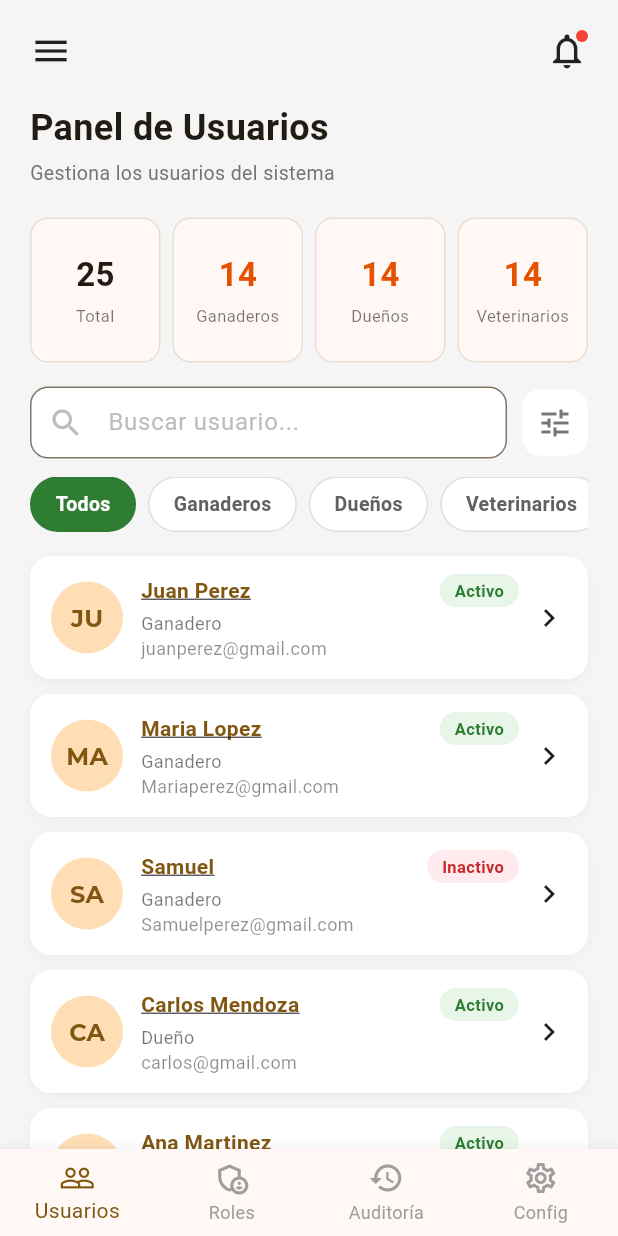
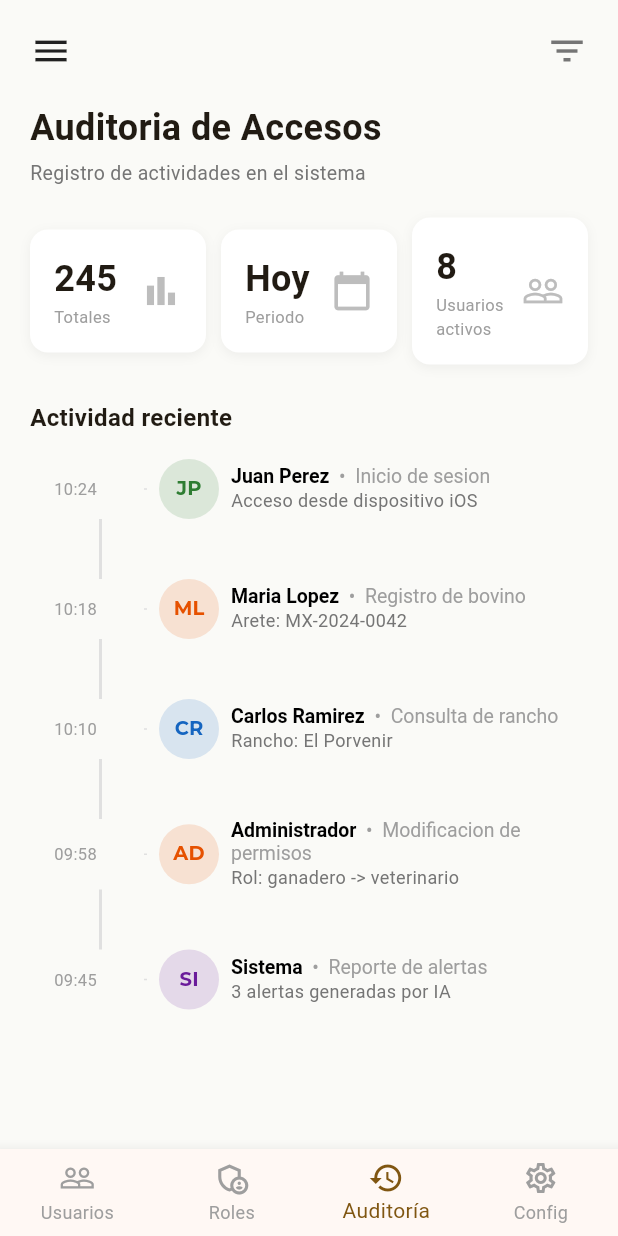
Before and after one commit to skinny10/Ganajec, a Flutter app: the screen it shows after launch, on a phone screen of 412 x 824 dp. Run offline on Flutter 3.47's test engine with Material 3 defaults, Android fonts, the phone set to English and light mode, and no system bars; our stand-ins replace device_preview, dio, go_router, google_fonts; accounts and stored records are empty.

Commit message:
feat: auditoria de accesos screen complete with timeline

```diff
--- a/lib/core/providers/admin_providers.dart
+++ b/lib/core/providers/admin_providers.dart
@@ -4,6 +4,7 @@ import 'package:ganajec/features/admin/data/datasources/admin_remote_ds.dart';
 import 'package:ganajec/features/admin/data/repositories/admin_repo_impl.dart';
 import 'package:ganajec/features/admin/domain/usecases/get_usuarios_usecase.dart';
 import 'package:ganajec/features/admin/presentation/viewmodels/panel_usuarios_viewmodel.dart';
+import 'package:ganajec/features/admin/presentation/viewmodels/auditoria_viewmodel.dart';
 
 List<ChangeNotifierProvider> adminProviders = [
   ChangeNotifierProvider<PanelUsuariosViewModel>(
@@ -20,4 +21,7 @@ List<ChangeNotifierProvider> adminProviders = [
       ),
     ),
   ),
+  ChangeNotifierProvider<AuditoriaViewModel>(
+    create: (_) => AuditoriaViewModel(),
+  ),
 ];
--- a/lib/core/router/app_router.dart
+++ b/lib/core/router/app_router.dart
@@ -6,6 +6,7 @@ import 'package:ganajec/features/ganadero/presentation/screens/registro_bovino/r
 import 'package:ganajec/features/dueno/presentation/screens/dashboard/dashboard_screen.dart';
 import 'package:ganajec/features/dueno/presentation/screens/mis_ganaderos/mis_ganaderos_screen.dart';
 import 'package:ganajec/features/admin/presentation/screens/panel_usuarios/panel_usuarios_screen.dart';
+import 'package:ganajec/features/admin/presentation/screens/auditoria/auditoria_screen.dart';
 
 class AppRoutes {
   AppRoutes._();
@@ -16,12 +17,13 @@ class AppRoutes {
   static const String dashboardDueno = '/dashboard-dueno';
   static const String misGanaderos = '/mis-ganaderos';
   static const String panelUsuarios = '/panel-usuarios';
+  static const String auditoria = '/auditoria';
 }
 
 class AppRouter {
   AppRouter._();
   static final router = GoRouter(
-    initialLocation: AppRoutes.panelUsuarios,
+    initialLocation: AppRoutes.auditoria,
     routes: [
       GoRoute(
         path: AppRoutes.login,
@@ -51,6 +53,10 @@ class AppRouter {
         path: AppRoutes.panelUsuarios,
         builder: (context, state) => const PanelUsuariosScreen(),
       ),
+      GoRoute(
+        path: AppRoutes.auditoria,
+        builder: (context, state) => const AuditoriaScreen(),
+      ),
     ],
   );
 }
--- a/lib/features/admin/domain/entities/auditoria.dart
+++ b/lib/features/admin/domain/entities/auditoria.dart
@@ -5,6 +5,7 @@ class RegistroAuditoria {
   final String hora;
   final String nombreUsuario;
   final String accion;
+  final String? detalle;
   final TipoAcceso tipo;
   final String? avatarUrl;
 
@@ -14,6 +15,7 @@ class RegistroAuditoria {
     required this.nombreUsuario,
     required this.accion,
     required this.tipo,
+    this.detalle,
     this.avatarUrl,
   });
 
--- /dev/null
+++ b/lib/features/admin/presentation/screens/auditoria/auditoria_screen.dart
@@ -0,0 +1,164 @@
+import 'package:flutter/material.dart';
+import 'package:provider/provider.dart';
+import '../../viewmodels/auditoria_viewmodel.dart';
+import '../../widgets/auditoria_timeline_tile.dart';
+
+class AuditoriaScreen extends StatefulWidget {
+  const AuditoriaScreen({super.key});
+
+  @override
+  State<AuditoriaScreen> createState() => _AuditoriaScreenState();
+}
+
+class _AuditoriaScreenState extends State<AuditoriaScreen> {
+  int _selectedIndex = 2;
+
+  @override
+  void initState() {
+    super.initState();
+    WidgetsBinding.instance.addPostFrameCallback((_) {
+      context.read<AuditoriaViewModel>().cargarAuditoria();
+    });
+  }
+
+  @override
+  Widget build(BuildContext context) {
+    final vm = context.watch<AuditoriaViewModel>();
+
+    return Scaffold(
+      backgroundColor: const Color(0xFFFAFAF7),
+      body: SafeArea(
+        child: _buildBody(vm),
+      ),
+      bottomNavigationBar: _buildBottomNav(),
+    );
+  }
+
+  Widget _buildBody(AuditoriaViewModel vm) {
+    if (vm.state == AuditoriaState.loading ||
+        vm.state == AuditoriaState.initial) {
+      return const Center(child: CircularProgressIndicator());
+    }
+
+    if (vm.state == AuditoriaState.error) {
+      return const Center(child: Text('Error al cargar auditor\u00eda'));
+    }
+
+    final stats = vm.stats!;
+
+    return SingleChildScrollView(
+      padding: const EdgeInsets.all(20),
+      child: Column(
+        crossAxisAlignment: CrossAxisAlignment.start,
+        children: [
+          Row(
+            mainAxisAlignment: MainAxisAlignment.spaceBetween,
+            children: [
+              const Icon(Icons.menu, size: 28),
+              Icon(Icons.filter_list, size: 28, color: Colors.grey.shade600),
+            ],
+          ),
+          const SizedBox(height: 20),
+          const Text(
+            'Auditoria de Accesos',
+            style: TextStyle(fontSize: 24, fontWeight: FontWeight.bold),
+          ),
+          const SizedBox(height: 4),
+          Text(
+            'Registro de actividades en el sistema',
+            style: TextStyle(fontSize: 13, color: Colors.grey.shade600),
+          ),
+          const SizedBox(height: 20),
+          Row(
+            children: [
+              _kpiCard('${stats.totalAccesos}', 'Totales', Icons.bar_chart),
+              const SizedBox(width: 10),
+              _kpiCard(stats.periodo, 'Periodo', Icons.calendar_today),
+              const SizedBox(width: 10),
+              _kpiCard('${stats.usuariosActivos}', 'Usuarios\nactivos', Icons.people_outline),
+            ],
+          ),
+          const SizedBox(height: 24),
+          const Text(
+            'Actividad reciente',
+            style: TextStyle(fontSize: 16, fontWeight: FontWeight.bold),
+          ),
+          const SizedBox(height: 16),
+          ...vm.registros.asMap().entries.map((entry) {
+            final index = entry.key;
+            final registro = entry.value;
+            return AuditoriaTimelineTile(
+              registro: registro,
+              isLast: index == vm.registros.length - 1,
+            );
+          }),
+        ],
+      ),
+    );
+  }
+
+  Widget _kpiCard(String valor, String etiqueta, IconData icono) {
+    return Expanded(
+      child: Container(
+        padding: const EdgeInsets.all(16),
+        decoration: BoxDecoration(
+          color: Colors.white,
+          borderRadius: BorderRadius.circular(12),
+          boxShadow: [
+            BoxShadow(
+              color: Colors.black.withValues(alpha: 0.05),
+              blurRadius: 6,
+              offset: const Offset(0, 2),
+            ),
+          ],
+        ),
+        child: Row(
+          mainAxisAlignment: MainAxisAlignment.spaceBetween,
+          crossAxisAlignment: CrossAxisAlignment.center,
+          children: [
+            Column(
+              crossAxisAlignment: CrossAxisAlignment.start,
+              children: [
+                Text(
+                  valor,
+                  style: const TextStyle(
+                    fontSize: 24,
+                    fontWeight: FontWeight.bold,
+                  ),
+                ),
+                Text(
+                  etiqueta,
+                  style: TextStyle(
+                    fontSize: 11,
+                    color: Colors.grey.shade500,
+                  ),
+                ),
+              ],
+            ),
+            Icon(icono, size: 28, color: Colors.grey.shade400),
+          ],
+        ),
+      ),
+    );
+  }
+
+  Widget _buildBottomNav() {
+    return BottomNavigationBar(
+      currentIndex: _selectedIndex,
+      onTap: (i) => setState(() => _selectedIndex = i),
+      type: BottomNavigationBarType.fixed,
+      selectedItemColor: Theme.of(context).colorScheme.primary,
+      unselectedItemColor: Colors.grey,
+      items: const [
+        BottomNavigationBarItem(
+            icon: Icon(Icons.people_outline), label: 'Usuarios'),
+        BottomNavigationBarItem(
+            icon: Icon(Icons.admin_panel_settings_outlined), label: 'Roles'),
+        BottomNavigationBarItem(
+            icon: Icon(Icons.history_outlined), label: 'Auditor\u00eda'),
+        BottomNavigationBarItem(
+            icon: Icon(Icons.settings_outlined), label: 'Config'),
+      ],
+    );
+  }
+}
--- a/lib/features/admin/presentation/viewmodels/auditoria_viewmodel.dart
+++ b/lib/features/admin/presentation/viewmodels/auditoria_viewmodel.dart
@@ -29,35 +29,40 @@ class AuditoriaViewModel extends ChangeNotifier {
         id: '1',
         hora: '10:24',
         nombreUsuario: 'Juan Perez',
-        accion: 'Inicio sesion',
+        accion: 'Inicio de sesion',
+        detalle: 'Acceso desde dispositivo iOS',
         tipo: TipoAcceso.login,
       ),
       const RegistroAuditoria(
         id: '2',
         hora: '10:18',
         nombreUsuario: 'Maria Lopez',
-        accion: 'Registro bovino',
+        accion: 'Registro de bovino',
+        detalle: 'Arete: MX-2024-0042',
         tipo: TipoAcceso.modificacion,
       ),
       const RegistroAuditoria(
         id: '3',
         hora: '10:10',
         nombreUsuario: 'Carlos Ramirez',
-        accion: 'Informacion del rancho',
+        accion: 'Consulta de rancho',
+        detalle: 'Rancho: El Porvenir',
         tipo: TipoAcceso.consulta,
       ),
       const RegistroAuditoria(
         id: '4',
         hora: '09:58',
         nombreUsuario: 'Administrador',
-        accion: 'Modifico permisos',
+        accion: 'Modificacion de permisos',
+        detalle: 'Rol: ganadero -> veterinario',
         tipo: TipoAcceso.modificacion,
       ),
       const RegistroAuditoria(
         id: '5',
         hora: '09:45',
         nombreUsuario: 'Sistema',
-        accion: 'Genero reporte de alertas IA',
+        accion: 'Reporte de alertas',
+        detalle: '3 alertas generadas por IA',
         tipo: TipoAcceso.sistema,
       ),
     ];
--- /dev/null
+++ b/lib/features/admin/presentation/widgets/auditoria_timeline_tile.dart
@@ -0,0 +1,119 @@
+import 'package:flutter/material.dart';
+import '../../domain/entities/auditoria.dart';
+
+class AuditoriaTimelineTile extends StatelessWidget {
+  final RegistroAuditoria registro;
+  final bool isLast;
+
+  const AuditoriaTimelineTile({
+    super.key,
+    required this.registro,
+    this.isLast = false,
+  });
+
+  Color _colorTipo(TipoAcceso tipo) {
+    switch (tipo) {
+      case TipoAcceso.login:
+        return const Color(0xFF2E7D32);
+      case TipoAcceso.logout:
+        return const Color(0xFFC62828);
+      case TipoAcceso.modificacion:
+        return const Color(0xFFE65100);
+      case TipoAcceso.consulta:
+        return const Color(0xFF1565C0);
+      case TipoAcceso.sistema:
+        return const Color(0xFF6A1B9A);
+    }
+  }
+
+  @override
+  Widget build(BuildContext context) {
+    final color = _colorTipo(registro.tipo);
+
+    return Column(
+      crossAxisAlignment: CrossAxisAlignment.start,
+      children: [
+        Row(
+          crossAxisAlignment: CrossAxisAlignment.center,
+          children: [
+            const SizedBox(width: 16),
+            SizedBox(
+              width: 60,
+              child: Text(
+                registro.hora,
+                style: const TextStyle(
+                  fontSize: 11,
+                  color: Colors.grey,
+                ),
+              ),
+            ),
+            Container(
+              width: 2,
+              height: 1,
+              color: Colors.grey.shade300,
+            ),
+            const SizedBox(width: 8),
+            CircleAvatar(
+              radius: 20,
+              backgroundColor: color.withValues(alpha: 0.15),
+              child: Text(
+                registro.iniciales,
+                style: TextStyle(
+                  color: color,
+                  fontWeight: FontWeight.bold,
+                  fontSize: 13,
+                ),
+              ),
+            ),
+            const SizedBox(width: 8),
+            Expanded(
+              child: Column(
+                crossAxisAlignment: CrossAxisAlignment.start,
+                children: [
+                  RichText(
+                    text: TextSpan(
+                      children: [
+                        TextSpan(
+                          text: '${registro.nombreUsuario}',
+                          style: const TextStyle(
+                            fontWeight: FontWeight.bold,
+                            fontSize: 13,
+                            color: Colors.black,
+                          ),
+                        ),
+                        TextSpan(
+                          text: '  \u2022  ${registro.accion}',
+                          style: TextStyle(
+                            fontWeight: FontWeight.normal,
+                            fontSize: 13,
+                            color: Colors.grey.shade500,
+                          ),
+                        ),
+                      ],
+                    ),
+                  ),
+                  Text(
+                    registro.detalle ?? '',
+                    style: TextStyle(
+                      fontSize: 12,
+                      color: Colors.grey.shade600,
+                    ),
+                  ),
+                ],
+              ),
+            ),
+          ],
+        ),
+        if (!isLast)
+          Padding(
+            padding: const EdgeInsets.only(left: 46),
+            child: Container(
+              width: 2,
+              height: 40,
+              color: Colors.grey.shade300,
+            ),
+          ),
+      ],
+    );
+  }
+}
```
